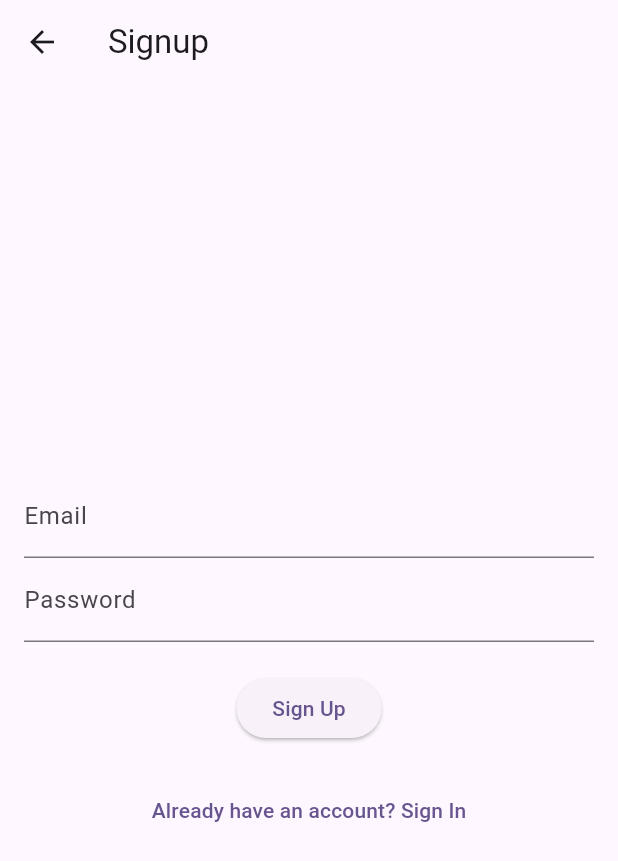
After one commit to jackross11/CloudLens, a Flutter app: the screen it shows after launch, after a tap on "Don't have an account? Sign Up", on a phone screen of 412 x 824 dp. The commit adds this screen. Shown: the top 861 px of the screen. Run offline on Flutter 3.47's test engine with Material 3 defaults, Android fonts, the light colour scheme and no system bars; our stand-ins replace camera, image_picker; missing offline and left inert: amplify_auth_cognito, amplify_flutter, amplify_storage_s3.

Commit message:
cognito login and bucket file uploads

```diff
--- a/lib/Pages/camera_page.dart
+++ b/lib/Pages/camera_page.dart
@@ -41,13 +41,13 @@ class _CameraPageState extends State<CameraPage> {
   }
 
   void onCameraPressed() async {
-    XFile picture = await _controller.takePicture();
+    //XFile picture = await _controller.takePicture();
 
     // TODO: send picture to server
   }
 
   void onPhotoLibraryPressed() async {
-    final image = await ImagePicker().pickImage(source: ImageSource.gallery);
+    //final image = await ImagePicker().pickImage(source: ImageSource.gallery);
 
     // TODO: send picture to server
   }
--- /dev/null
+++ b/lib/Pages/login.dart
@@ -0,0 +1,117 @@
+import 'package:cloud_lens/Pages/main_page.dart';
+import 'package:cloud_lens/Pages/signup.dart';
+import 'package:flutter/material.dart';
+import 'dart:convert';
+import 'package:http/http.dart' as http;
+
+class LoginPage extends StatefulWidget {
+
+  const LoginPage({
+    super.key,
+  });
+
+  @override
+  _LoginPageState createState() => _LoginPageState();
+}
+
+class _LoginPageState extends State<LoginPage> {
+  final TextEditingController emailController = TextEditingController();
+  final TextEditingController passwordController = TextEditingController();
+
+  // Sign in method using Cognito
+  Future<void> signIn(String email, String password) async {
+    // todo remove api from source !!! but lazy
+    const String url = 'https://cognito-idp.us-east-1.amazonaws.com/'; // Make sure the region is correct
+    final String userPoolId = "us-east-1_K5efHuCAz";
+    final String clientId = "4nbhkl6tj0d8ihr0agq5m054jl";
+
+    final body = json.encode({
+      'ClientId': clientId,
+      'AuthFlow': 'USER_PASSWORD_AUTH',
+      'AuthParameters': {
+        'USERNAME': email,
+        'PASSWORD': password,
+      },
+    });
+
+    try {
+      final response = await http.post(
+        Uri.parse(url),
+        headers: {
+          'Content-Type': 'application/x-amz-json-1.1',
+          'X-Amz-Target': 'AWSCognitoIdentityProviderService.InitiateAuth',
+        },
+        body: body,
+      );
+
+      if (response.statusCode == 200) {
+        // Handle the response, for example, extract tokens
+        // Navigate to the Favorites Page
+        Navigator.pushReplacement(
+          context,
+          MaterialPageRoute(builder: (context) => MainPage()),
+        );
+      } else {
+        print('Sign-in failed: ${response.body}');
+      }
+    } catch (e) {
+      print('Error signing in: $e');
+    }
+  }
+
+  // Handle sign-in button click
+  void handleSignIn() {
+    String email = emailController.text.trim();
+    String password = passwordController.text.trim();
+
+    if (email.isNotEmpty && password.isNotEmpty) {
+      signIn(email, password);
+    } else {
+      // Show a warning message if email or password is empty
+      ScaffoldMessenger.of(context).showSnackBar(
+        SnackBar(content: Text("Please enter both email and password")),
+      );
+    }
+  }
+
+    void navigateToSignUpPage() {
+    Navigator.push(
+      context,
+      MaterialPageRoute(builder: (context) => SignupPage()),
+    );
+  }
+
+  @override
+  Widget build(BuildContext context) {
+    return Scaffold(
+      appBar: AppBar(title: Text('Login')),
+      body: Padding(
+        padding: const EdgeInsets.all(16.0),
+        child: Column(
+          mainAxisAlignment: MainAxisAlignment.center,
+          children: [
+            TextField(
+              controller: emailController,
+              decoration: InputDecoration(labelText: 'Email'),
+            ),
+            TextField(
+              controller: passwordController,
+              decoration: InputDecoration(labelText: 'Password'),
+              obscureText: true,
+            ),
+            SizedBox(height: 20),
+            ElevatedButton(
+              onPressed: handleSignIn,
+              child: Text('Login'),
+            ),
+            SizedBox(height: 20),
+            TextButton(
+              onPressed: navigateToSignUpPage,
+              child: Text("Don't have an account? Sign Up"),
+            ),
+          ],
+        ),
+      ),
+    );
+  }
+}
--- /dev/null
+++ b/lib/Pages/signup.dart
@@ -0,0 +1,104 @@
+import 'package:flutter/material.dart';
+import 'package:amplify_flutter/amplify_flutter.dart';
+import 'package:cloud_lens/Pages/main_page.dart';  // Assuming you're navigating here on successful signup
+import 'package:cloud_lens/Pages/login.dart';
+
+class SignupPage extends StatefulWidget {
+  const SignupPage({
+    super.key,
+  });
+
+  @override
+  _SignupPageState createState() => _SignupPageState();
+}
+
+class _SignupPageState extends State<SignupPage> {
+  final TextEditingController emailController = TextEditingController();
+  final TextEditingController passwordController = TextEditingController();
+
+  Future<void> signUp(String email, String password) async {
+    try {
+      // Call Amplify Auth to sign up the user
+      final result = await Amplify.Auth.signUp(
+        username: email,
+        password: password,
+        options: SignUpOptions(
+          userAttributes: {
+            CognitoUserAttributeKey.email: email, // Directly passing the email
+          },
+        ),
+      );
+
+      // Check if sign-up is complete
+      if (result.isSignUpComplete) {
+        print("Signup successful!");
+        // Navigate to the next page, for example, FavoritesPage
+        Navigator.pushReplacement(
+          context,
+          MaterialPageRoute(builder: (context) => MainPage()),
+        );
+      } else {
+        print('Signup not complete');
+      }
+    } catch (e) {
+      print('Signup failed: $e');
+      ScaffoldMessenger.of(context).showSnackBar(
+        SnackBar(content: Text('Signup failed: $e')),
+      );
+    }
+  }
+
+  void navigateToSignInPage() {
+    Navigator.push(
+      context,
+      MaterialPageRoute(builder: (context) => LoginPage()), // Assuming you have a SignInPage
+    );
+  }
+
+   @override
+  Widget build(BuildContext context) {
+    return Scaffold(
+      appBar: AppBar(title: Text('Signup')),
+      body: Padding(
+        padding: const EdgeInsets.all(16.0),
+        child: Column(
+          mainAxisAlignment: MainAxisAlignment.center,
+          children: [
+            TextField(
+              controller: emailController,
+              decoration: InputDecoration(labelText: 'Email'),
+            ),
+            TextField(
+              controller: passwordController,
+              decoration: InputDecoration(labelText: 'Password'),
+              obscureText: true,
+            ),
+            SizedBox(height: 20),
+            ElevatedButton(
+              onPressed: () {
+                String email = emailController.text.trim();
+                String password = passwordController.text.trim();
+
+                if (email.isEmpty || password.isEmpty) {
+                  ScaffoldMessenger.of(context).showSnackBar(
+                    SnackBar(content: Text('Please fill in both fields')),
+                  );
+                  return;
+                }
+
+                signUp(email, password);
+              },
+              child: Text('Sign Up'),
+            ),
+            SizedBox(height: 20),
+            // Sign In button
+            TextButton(
+              onPressed: navigateToSignInPage, // Navigate to sign-in page
+              child: Text("Already have an account? Sign In"),
+            ),
+          ],
+        ),
+      ),
+    );
+  }
+}
--- a/lib/main.dart
+++ b/lib/main.dart
@@ -1,16 +1,20 @@
-import 'package:camera/camera.dart';
-import 'package:cloud_lens/Pages/main_page.dart';
-import 'package:flutter/material.dart';
+import 'package:flutter/material.dart' show BuildContext, ColorScheme, Colors, MaterialApp, StatelessWidget, ThemeData, Widget, WidgetsFlutterBinding, runApp;
+import 'package:cloud_lens/amplifyconfiguration.dart';
+import 'package:cloud_lens/Pages/login.dart'; // bypass login
+//import 'package:cloud_lens/Pages/main_page.dart'; // skip to main page
+import 'package:amplify_flutter/amplify_flutter.dart';
+import 'package:amplify_auth_cognito/amplify_auth_cognito.dart';
+import 'package:amplify_storage_s3/amplify_storage_s3.dart';
 
 void main() async {
   WidgetsFlutterBinding.ensureInitialized();
-  final cameras = await availableCameras();
-  runApp(MyApp(cameras: cameras,));
+  await Amplify.addPlugins([AmplifyAuthCognito(), AmplifyStorageS3()]);
+  await Amplify.configure(amplifyconfig);
+  runApp(MyApp());
 }
 
 class MyApp extends StatelessWidget {
-  final List<CameraDescription> cameras;
-  const MyApp({super.key, required this.cameras});
+  const MyApp({super.key});
 
   @override
   Widget build(BuildContext context) {
@@ -20,7 +24,8 @@ class MyApp extends StatelessWidget {
         colorScheme: ColorScheme.fromSeed(seedColor: Colors.deepPurple),
         useMaterial3: true,
       ),
-      home: MainPage( cameras: cameras,),
+      home: LoginPage(),
+      //home: MainPage(), // skip to main page
     );
   }
 }
```
Also changed, not shown: lib/Pages/main_page.dart (+28 -12 lines), lib/Pages/photos_page.dart (+74 -6 lines), pubspec.yaml (+10 -3 lines), pubspec.lock, 10 other files.
